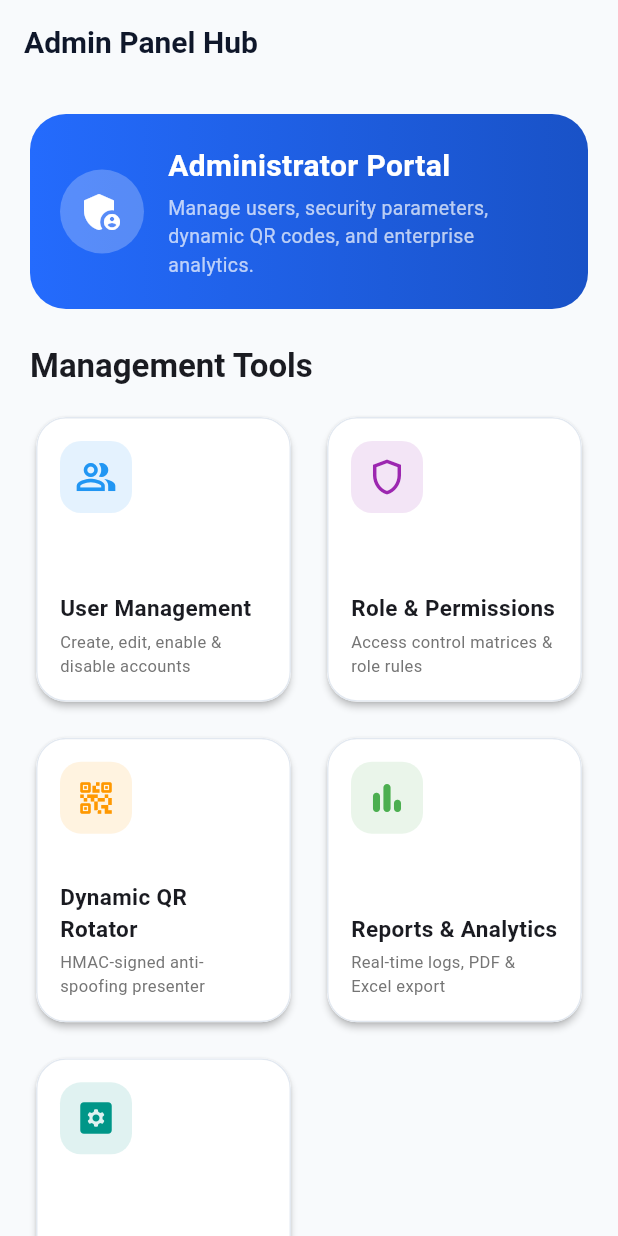
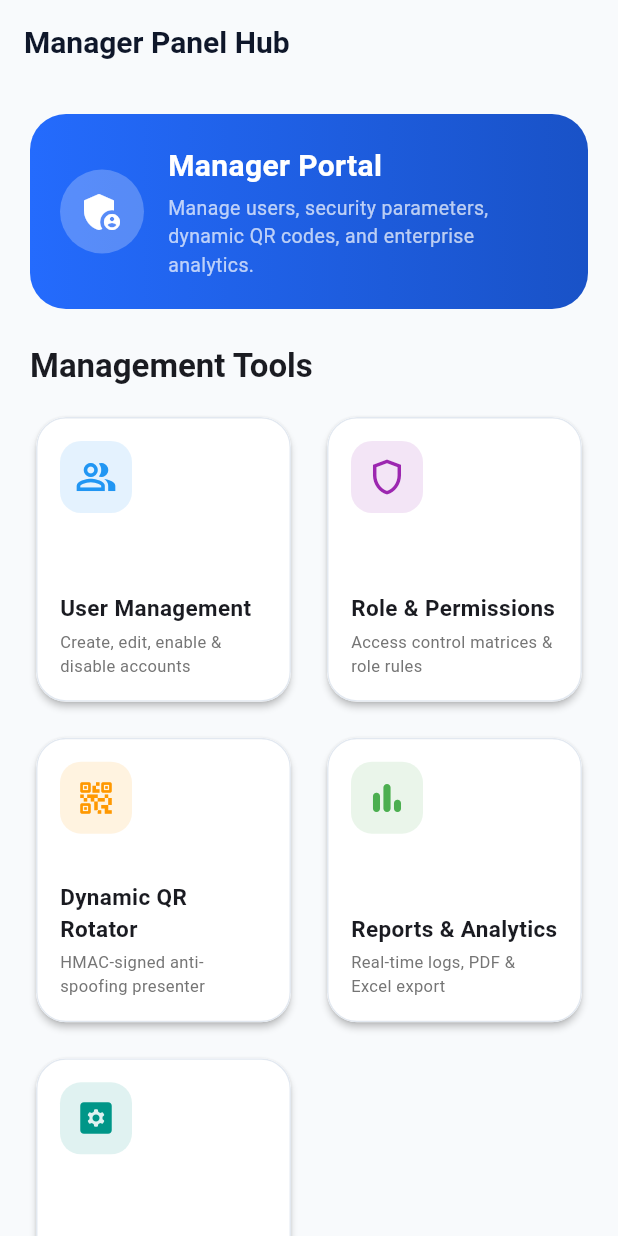
Before and after one commit to jamalabbay97/pointage, a Flutter app: the AdminScreen screen opened by its route, on a phone screen of 412 x 824 dp. Run offline on Flutter 3.47's test engine with Material 3 defaults, Android fonts, the phone set to English and light mode, and no system bars; our stand-ins replace battery_plus, cloud_firestore, connectivity_plus, device_info_plus, firebase_auth, firebase_core and 8 more; missing offline and left inert: excel, mobile_scanner; accounts and stored records are empty; generated files the repository leaves out were written again.

Commit message:
Update qall tools of manager account

```diff
--- a/lib/core/models/attendance_record.dart
+++ b/lib/core/models/attendance_record.dart
@@ -5,6 +5,7 @@ class AttendanceRecord {
     required this.employeeName,
     required this.date,
     required this.time,
+    this.checkoutTime,
     required this.status,
     required this.latitude,
     required this.longitude,
@@ -24,6 +25,7 @@ class AttendanceRecord {
       internetStatus,
       deviceId;
   final DateTime date, time;
+  final DateTime? checkoutTime;
   final double latitude, longitude, locationAccuracy;
   final int batteryLevel;
 
@@ -33,6 +35,7 @@ class AttendanceRecord {
         'employeeName': employeeName,
         'date': date.toIso8601String().substring(0, 10),
         'time': time.toIso8601String(),
+        'checkoutTime': checkoutTime?.toIso8601String(),
         'status': status,
         'latitude': latitude,
         'longitude': longitude,
--- a/lib/core/models/user_model.dart
+++ b/lib/core/models/user_model.dart
@@ -27,6 +27,7 @@ class UserModel {
 
   bool get isAdmin => role.trim().toLowerCase() == 'admin';
   bool get isManager => role.trim().toLowerCase() == 'manager';
+  bool get isEmployee => role.trim().toLowerCase() == 'employee';
   bool get isAdminOrManager => isAdmin || isManager;
   bool get isActive => status.trim().toLowerCase() == 'active';
 
--- a/lib/core/services/app_translations.dart
+++ b/lib/core/services/app_translations.dart
@@ -31,6 +31,7 @@ class AppTranslations {
       'hello': 'Hello',
       'employee': 'Employee',
       'checkedInToday': 'Checked In Today',
+      'checkedOutToday': 'Checked Out Today',
       'notCheckedIn': 'Not Checked In',
       'scanQrCode': 'Scan QR Code',
       'registerGps': 'Register attendance with GPS verification',
@@ -105,6 +106,7 @@ class AppTranslations {
       'hello': 'Bonjour',
       'employee': 'Employé',
       'checkedInToday': 'Pointé aujourd\'hui',
+      'checkedOutToday': 'Départ enregistré',
       'notCheckedIn': 'Non pointé',
       'scanQrCode': 'Scanner le code QR',
       'registerGps': 'Enregistrer la présence avec vérification GPS',
@@ -178,6 +180,7 @@ class AppTranslations {
       'hello': 'مرحباً',
       'employee': 'موظف',
       'checkedInToday': 'تم تسجيل الحضور اليوم',
+      'checkedOutToday': 'تم تسجيل الانصراف اليوم',
       'notCheckedIn': 'لم يتم التسجيل اليوم',
       'scanQrCode': 'مسح رمز QR',
       'registerGps': 'تسجيل الحضور عبر التحقق من الموقع GPS',
@@ -251,6 +254,7 @@ class AppTranslations {
       'hello': 'Hola',
       'employee': 'Empleado',
       'checkedInToday': 'Registrado Hoy',
+      'checkedOutToday': 'Salida registrada hoy',
       'notCheckedIn': 'Sin Registrar',
       'scanQrCode': 'Escanear Código QR',
       'registerGps': 'Registrar asistencia con verificación GPS',
--- a/lib/features/admin/presentation/admin_screen.dart
+++ b/lib/features/admin/presentation/admin_screen.dart
@@ -1,18 +1,25 @@
 import 'package:flutter/material.dart';
+import 'package:flutter_riverpod/flutter_riverpod.dart';
 import 'package:go_router/go_router.dart';
 
 import '../../../core/widgets/web_layout.dart';
+import '../../auth/domain/auth_provider.dart';
 
-class AdminScreen extends StatelessWidget {
+class AdminScreen extends ConsumerWidget {
   const AdminScreen({super.key});
 
   @override
-  Widget build(BuildContext context) {
+  Widget build(BuildContext context, WidgetRef ref) {
     final isDark = Theme.of(context).brightness == Brightness.dark;
+    final currentUser = ref.watch(currentUserModelProvider).valueOrNull;
+    final isAdmin = currentUser?.isAdmin ?? false;
+
+    final appBarTitle = isAdmin ? 'Admin Panel Hub' : 'Manager Panel Hub';
+    final portalTitle = isAdmin ? 'Administrator Portal' : 'Manager Portal';
 
     return Scaffold(
       appBar: AppBar(
-        title: const Text('Admin Panel Hub'),
+        title: Text(appBarTitle),
       ),
       body: WebLayout(
         child: SingleChildScrollView(
@@ -29,32 +36,39 @@ class AdminScreen extends StatelessWidget {
                         : [const Color(0xFF246BFD), const Color(0xFF1952C7)],
                   ),
                   borderRadius: BorderRadius.circular(24),
-                border: isDark ? Border.all(color: const Color(0xFF313131)) : null,
+                  border: isDark
+                      ? Border.all(color: const Color(0xFF313131))
+                      : null,
                 ),
-              child: const Row(
+                child: Row(
                   children: [
-                  CircleAvatar(
+                    const CircleAvatar(
                       radius: 28,
                       backgroundColor: Colors.white24,
-                    child: Icon(Icons.admin_panel_settings, color: Colors.white, size: 32),
+                      child: Icon(
+                        Icons.admin_panel_settings,
+                        color: Colors.white,
+                        size: 32,
                       ),
-                  SizedBox(width: 16),
+                    ),
+                    const SizedBox(width: 16),
                     Expanded(
                       child: Column(
                         crossAxisAlignment: CrossAxisAlignment.start,
                         children: [
                           Text(
-                          'Administrator Portal',
-                          style: TextStyle(
+                            portalTitle,
+                            style: const TextStyle(
                               color: Colors.white,
                               fontSize: 20,
                               fontWeight: FontWeight.bold,
                             ),
                           ),
-                        SizedBox(height: 4),
-                        Text(
+                          const SizedBox(height: 4),
+                          const Text(
                             'Manage users, security parameters, dynamic QR codes, and enterprise analytics.',
-                          style: TextStyle(color: Colors.white70, fontSize: 13),
+                            style:
+                                TextStyle(color: Colors.white70, fontSize: 13),
                           ),
                         ],
                       ),
@@ -162,7 +176,8 @@ class _AdminCard extends StatelessWidget {
               const Spacer(),
               Text(
                 title,
-                style: const TextStyle(fontWeight: FontWeight.bold, fontSize: 15),
+                style:
+                    const TextStyle(fontWeight: FontWeight.bold, fontSize: 15),
               ),
               const SizedBox(height: 4),
               Text(
--- a/lib/features/admin/presentation/user_management_screen.dart
+++ b/lib/features/admin/presentation/user_management_screen.dart
@@ -114,7 +114,12 @@ class _UserManagementScreenState extends ConsumerState<UserManagementScreen> {
                       'Role: ',
                       style: TextStyle(fontWeight: FontWeight.bold),
                     ),
-                    ...['All', 'Admin', 'Manager', 'Employee'].map(
+                    ...[
+                      'All',
+                      if (currentUser?.isAdmin == true) 'Admin',
+                      'Manager',
+                      'Employee',
+                    ].map(
                       (role) => Padding(
                         padding: const EdgeInsets.only(right: 6),
                         child: ChoiceChip(
@@ -198,6 +203,11 @@ class _UserManagementScreenState extends ConsumerState<UserManagementScreen> {
                       users = users
                           .where((u) => u.createdBy == currentUid)
                           .toList();
+                    }
+
+                    // Hide Admin accounts for non-admin accounts
+                    if (currentUser?.isAdmin != true) {
+                      users = users.where((u) => !u.isAdmin).toList();
                     }
 
                     // Apply Filters
```
Also changed, not shown: lib/features/admin/presentation/role_management_screen.dart (+38 -8 lines), lib/features/attendance/domain/attendance_service.dart (+89 -10 lines), lib/features/dashboard/presentation/dashboard_screen.dart (+37 -16 lines), lib/features/history/presentation/history_screen.dart (+15 -8 lines), lib/features/scanner/presentation/qr_scanner_screen.dart (+10 -8 lines), lib/main.dart (+15 -3 lines). Lines whose indentation alone changed are shown as unchanged.
